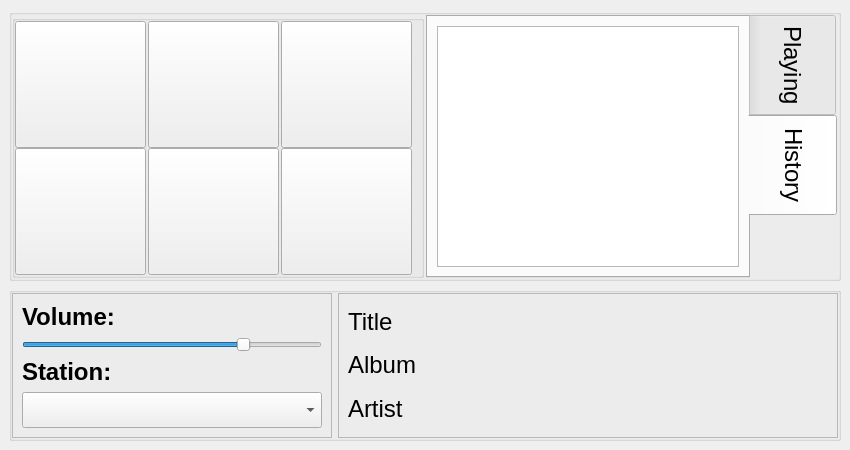
Old version of the form UI-Layouts/qAndora-mobile.ui in the repository JeffHoogland/qAndora.
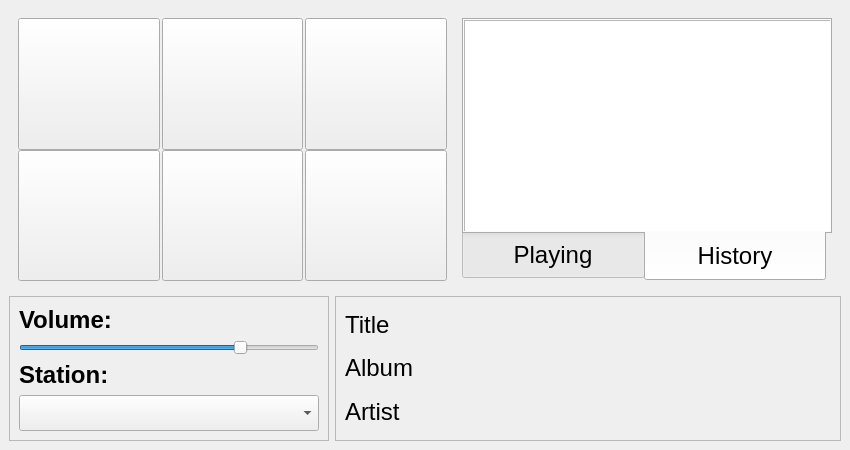
New version of the form. The open tabs and pages were chosen to show the change. Icons and pictures are not drawn.

Commit message: Finished n900 updates to GUI

```diff
--- a/UI-Layouts/qAndora-mobile.ui
+++ b/UI-Layouts/qAndora-mobile.ui
@@ -26,7 +26,7 @@
   <widget class="QWidget" name="centralwidget">
    <layout class="QVBoxLayout" name="verticalLayout_4">
     <item>
-     <widget class="QGroupBox" name="groupBox_4">
+     <widget class="QWidget" name="widget_4" native="true">
       <property name="sizePolicy">
        <sizepolicy hsizetype="Preferred" vsizetype="Expanding">
         <horstretch>0</horstretch>
@@ -39,15 +39,9 @@
         <height>0</height>
        </size>
       </property>
-      <layout class="QHBoxLayout" name="horizontalLayout_3">
-       <property name="spacing">
-        <number>2</number>
-       </property>
-       <property name="margin">
-        <number>0</number>
-       </property>
+      <layout class="QHBoxLayout" name="horizontalLayout">
        <item>
-        <widget class="QGroupBox" name="groupBox_3">
+        <widget class="QWidget" name="widget_3" native="true">
          <property name="sizePolicy">
           <sizepolicy hsizetype="Preferred" vsizetype="Expanding">
            <horstretch>0</horstretch>
@@ -270,10 +264,10 @@
        </item>
        <item>
         <widget class="QTabWidget" name="mainWidget">
-         <property name="minimumSize">
+         <property name="maximumSize">
           <size>
-           <width>0</width>
-           <height>0</height>
+           <width>370</width>
+           <height>16777215</height>
           </size>
          </property>
          <property name="font">
@@ -282,10 +276,10 @@
           </font>
          </property>
          <property name="styleSheet">
-          <string notr="true">QTabBar::tab { height: 100px; width: 90px; }</string>
+          <string notr="true">QTabBar::tab { height: 50px; width: 182px; }</string>
          </property>
          <property name="tabPosition">
-          <enum>QTabWidget::East</enum>
+          <enum>QTabWidget::South</enum>
          </property>
          <property name="currentIndex">
           <number>0</number>
@@ -1175,9 +1169,15 @@
           <attribute name="title">
            <string>History</string>
           </attribute>
-          <layout class="QVBoxLayout" name="verticalLayout_5">
-           <item>
             <widget class="QListWidget" name="historyList">
+           <property name="geometry">
+            <rect>
+             <x>0</x>
+             <y>0</y>
+             <width>371</width>
+             <height>215</height>
+            </rect>
+           </property>
              <property name="minimumSize">
               <size>
                <width>285</width>
@@ -1190,8 +1190,6 @@
               </font>
              </property>
             </widget>
-           </item>
-          </layout>
          </widget>
         </widget>
        </item>
@@ -1199,7 +1197,7 @@
      </widget>
     </item>
     <item>
-     <widget class="QGroupBox" name="groupBox_5">
+     <widget class="QWidget" name="widget_5" native="true">
       <property name="sizePolicy">
        <sizepolicy hsizetype="Preferred" vsizetype="Fixed">
         <horstretch>0</horstretch>
```
Left out of the diff: 12 changed lines with no effect on the pictures. Lines whose indentation alone changed are shown as unchanged. The commit also changes 6 other files.
